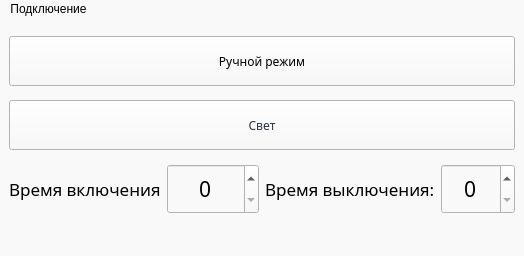
First picture: the form in mainwindow.ui, repository kuzia99/aqua_control, before the edit.
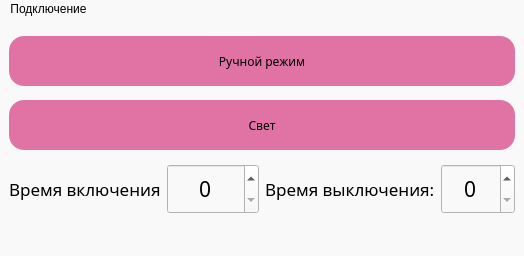
Second picture: the form after the edit.

Diff of the .ui file:
```diff
--- a/mainwindow.ui
+++ b/mainwindow.ui
@@ -49,7 +49,13 @@
          </font>
         </property>
         <property name="styleSheet">
-         <string notr="true"/>
+         <string notr="true">QPushButton 
+{ 
+background-color: rgb(224, 114, 164);
+border: 4px rgb(224, 114, 164);
+border-radius: 15px;
+ }
+ QPushButton:hover { background-color: rgb(178, 87, 126);}</string>
         </property>
         <property name="text">
          <string>Ручной режим</string>
@@ -81,7 +87,13 @@
        </font>
       </property>
       <property name="styleSheet">
-       <string notr="true">color: rgb(44, 54, 63);</string>
+       <string notr="true">QPushButton 
+{ 
+background-color: rgb(224, 114, 164);
+border: 4px rgb(224, 114, 164);
+border-radius: 15px;
+ }
+ QPushButton:hover { background-color: rgb(178, 87, 126);}</string>
       </property>
       <property name="text">
        <string>Свет</string>
```
Left out of the diff: 27 changed lines with no effect on the pictures.
